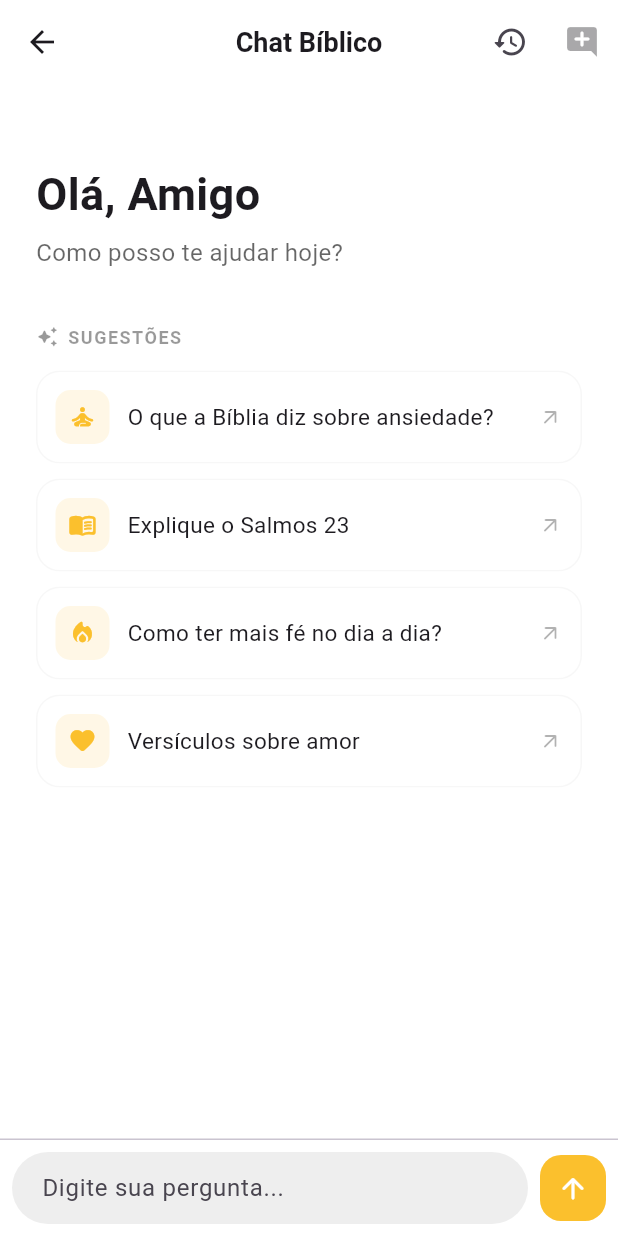
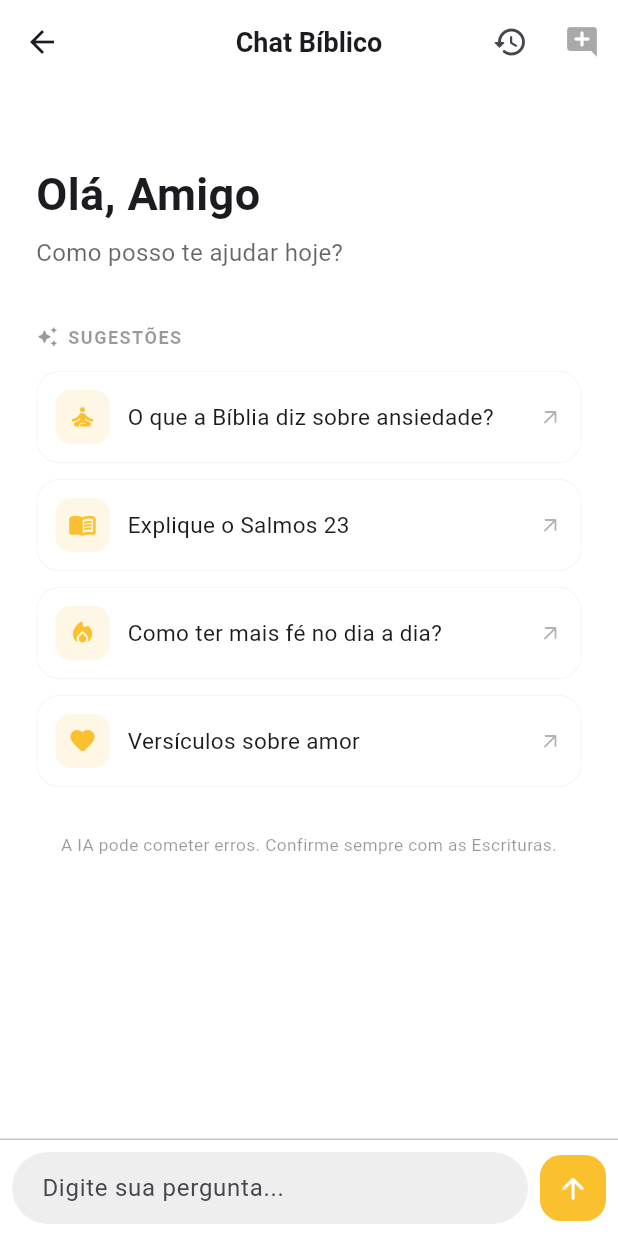
Before and after one commit to JC-dev9/belight-bible, a Flutter app: the ChatBotScreen screen opened directly, on a phone screen of 412 x 824 dp. Run offline on Flutter 3.47's test engine with Material 3 defaults, Android fonts, the phone set to English and light mode, and no system bars; our stand-ins replace dio, equatable, flutter_local_notifications, flutter_markdown, flutter_riverpod, flutter_timezone and 6 more; missing offline and left inert: flutter_quill, graphview; accounts and stored records are empty.

Commit message:
feat(chat): avisar que a IA pode cometer erros
Move o aviso para o ecrã de boas-vindas, mantendo a caixa de chat limpa.

Co-Authored-By: Claude Opus 4.8 <noreply@anthropic.com>

```diff
--- a/lib/screens/chatbot_screen.dart
+++ b/lib/screens/chatbot_screen.dart
@@ -273,6 +273,19 @@ class ChatBotScreenState extends State<ChatBotScreen> {
           ),
           const SizedBox(height: 14),
           ...List.generate(_suggestions.length, (i) => _buildSuggestionChip(theme, _suggestions[i])),
+          const SizedBox(height: 20),
+          Center(
+            child: Text(
+              'A IA pode cometer erros. Confirme sempre com as Escrituras.',
+              textAlign: TextAlign.center,
+              style: TextStyle(
+                fontSize: 11.5,
+                height: 1.4,
+                color: theme.textTheme.bodyMedium?.color?.withValues(alpha: 0.4),
+              ),
+            ),
+          ),
+          const SizedBox(height: 12),
         ],
       ),
     );
```
